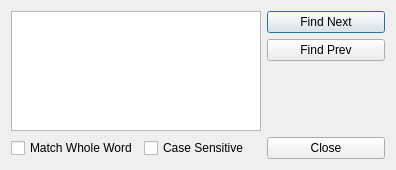
Old version of the form blurdev/ide/ui/finddialog.ui in the repository blurstudio/PrEditor.
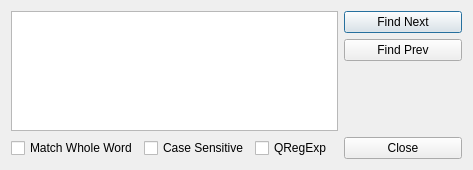
New version of the form.

Commit message: Added support for regular expressions to the Find interface of the IDE.

```diff
--- a/blurdev/ide/ui/finddialog.ui
+++ b/blurdev/ide/ui/finddialog.ui
@@ -6,7 +6,7 @@
    <rect>
     <x>0</x>
     <y>0</y>
-    <width>396</width>
+    <width>436</width>
     <height>170</height>
    </rect>
   </property>
@@ -14,10 +14,10 @@
    <string>Find</string>
   </property>
   <layout class="QGridLayout" name="gridLayout">
-   <item row="0" column="0" rowspan="3" colspan="3">
+   <item row="0" column="0" rowspan="3" colspan="4">
     <widget class="QTextEdit" name="uiSearchTXT"/>
    </item>
-   <item row="0" column="3">
+   <item row="0" column="4">
     <widget class="QPushButton" name="uiFindNextBTN">
      <property name="minimumSize">
       <size>
@@ -39,7 +39,7 @@
      </property>
     </widget>
    </item>
-   <item row="1" column="3">
+   <item row="1" column="4">
     <widget class="QPushButton" name="uiFindPrevBTN">
      <property name="minimumSize">
       <size>
@@ -58,7 +58,7 @@
      </property>
     </widget>
    </item>
-   <item row="2" column="3">
+   <item row="2" column="4">
     <spacer name="verticalSpacer">
      <property name="orientation">
       <enum>Qt::Vertical</enum>
@@ -85,7 +85,7 @@
      </property>
     </widget>
    </item>
-   <item row="3" column="2">
+   <item row="3" column="3">
     <spacer name="horizontalSpacer">
      <property name="orientation">
       <enum>Qt::Horizontal</enum>
@@ -98,7 +98,7 @@
      </property>
     </spacer>
    </item>
-   <item row="3" column="3">
+   <item row="3" column="4">
     <widget class="QPushButton" name="uiCloseBTN">
      <property name="minimumSize">
       <size>
@@ -117,6 +117,16 @@
      </property>
     </widget>
    </item>
+   <item row="3" column="2">
+    <widget class="QCheckBox" name="uiQRegExpCHK">
+     <property name="toolTip">
+      <string>&lt;html&gt;&lt;head/&gt;&lt;body&gt;&lt;p&gt;Use Qt's QRegExp engine to find using regular expressions instead of a plain text find.&lt;/p&gt;&lt;/body&gt;&lt;/html&gt;</string>
+     </property>
+     <property name="text">
+      <string>QRegExp</string>
+     </property>
+    </widget>
+   </item>
   </layout>
  </widget>
  <resources/>
```
The commit also changes 3 other files.
